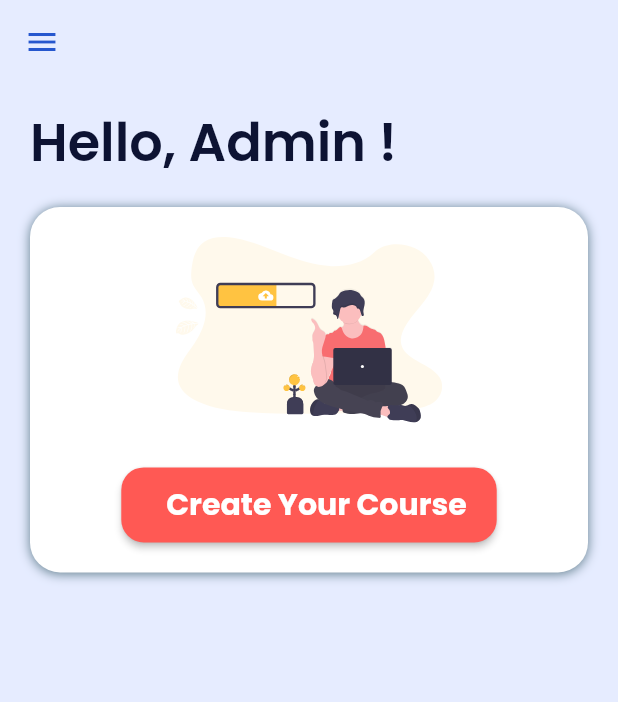
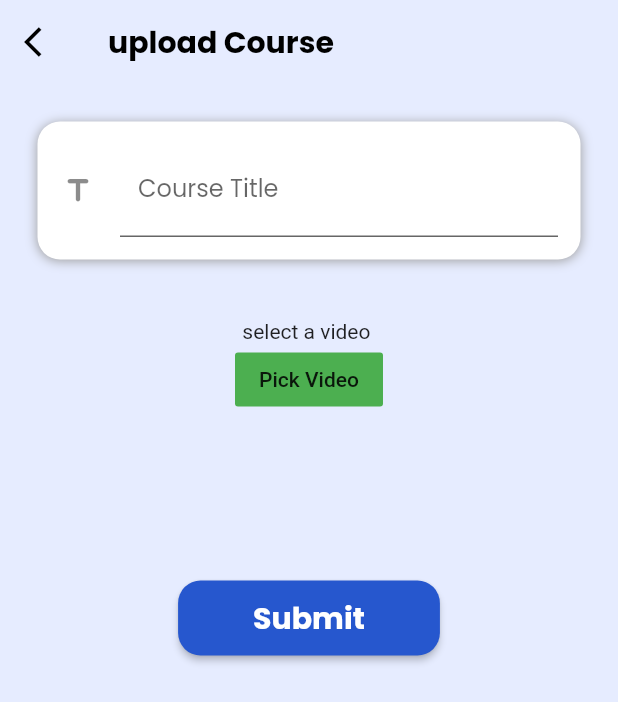
Before and after one commit to niyatipatel2711/e_learning_platform, a Flutter app: the AdminHomeScreen screen opened directly, after a tap on "Create Your Course", on a phone screen of 412 x 824 dp. Shown: the top 702 px of the screen. Run offline on Flutter 3.47's test engine with Material 2 defaults, Android fonts, the phone set to English and light mode, and no system bars; our stand-ins replace cloud_firestore, file_picker, firebase_auth, firebase_core, flutter_svg, form_field_validator and 5 more; accounts and stored records are empty.

Commit message:
course upload page

```diff
--- a/lib/admin/adminhomescreen.dart
+++ b/lib/admin/adminhomescreen.dart
@@ -1,7 +1,11 @@
+import 'dart:io' show File;
+
+import 'package:e_learning/admin/uploadCourse.dart';
 import 'package:e_learning/login_signup/login.dart';
 import 'package:flutter/material.dart';
 import 'package:flutter_svg/flutter_svg.dart';
 import 'package:google_fonts/google_fonts.dart';
+import 'package:image_picker/image_picker.dart';
 import 'dart:ui';
 
 import '../constants.dart';
@@ -14,6 +18,8 @@ class AdminHomeScreen extends StatefulWidget {
 }
 
 class _AdminHomeScreenState extends State<AdminHomeScreen> {
+
+
   @override
   Widget build(BuildContext context) {
     return Scaffold(
@@ -23,30 +29,33 @@ class _AdminHomeScreenState extends State<AdminHomeScreen> {
         elevation: 0,
         leading: IconButton(
           onPressed: () {},
-          icon: Icon(Icons.menu, color: blue,),
+          icon: Icon(
+            Icons.menu,
+            color: blue,
           ),
-        // actions: [
-        //   Padding(
-        //     padding: EdgeInsets.only(right: 10.0, top: 10, bottom: 10),
-        //     child: Container(
-        //       height: 35,
-        //       width: 100,
-        //       // ignore: deprecated_member_use
-        //       child: RaisedButton(
-        //         textColor: Colors.white,
-        //           color: Colors.red,
-        //         onPressed: () {
-        //           Route route = MaterialPageRoute(builder: (e)=> Login());
-        //           Navigator.pushReplacement(context, route);
-        //         },
-        //         child: Text("Logout"),
-        //         shape: new RoundedRectangleBorder(
-        //             borderRadius: new BorderRadius.circular(10.0),
-        //           ),
-        //       ),
-        //     ),
-        //   ),
-        // ],
+        ),
+        actions: [
+          Padding(
+            padding: EdgeInsets.only(right: 10.0, top: 10, bottom: 10),
+            child: Container(
+              height: 35,
+              width: 100,
+              // ignore: deprecated_member_use
+              child: RaisedButton(
+                textColor: Colors.white,
+                color: Colors.red,
+                onPressed: () {
+                  Route route = MaterialPageRoute(builder: (e) => Login());
+                  Navigator.pushReplacement(context, route);
+                },
+                child: Text("Logout"),
+                shape: new RoundedRectangleBorder(
+                  borderRadius: new BorderRadius.circular(10.0),
+                ),
+              ),
+            ),
+          ),
+        ],
       ),
       body: Padding(
         padding: const EdgeInsets.only(left: 20, top: 10, right: 20),
@@ -63,7 +72,9 @@ class _AdminHomeScreenState extends State<AdminHomeScreen> {
                     height: 1.2,
                     color: Color(0xff0D1333)),
               ),
-              SizedBox(height: 20,),
+              SizedBox(
+                height: 20,
+              ),
               Container(
                 width: MediaQuery.of(context).size.width,
                 decoration: BoxDecoration(
@@ -75,15 +86,14 @@ class _AdminHomeScreenState extends State<AdminHomeScreen> {
                         offset: Offset(0.0, 1.0),
                         color: Colors.blueGrey,
                       )
-                  ]
-                ),
+                    ]),
                 child: Padding(
                   padding: const EdgeInsets.all(20.0),
                   child: Column(
                     children: [
                       SvgPicture.asset(
                         'assets/upload.svg',
-                        height: MediaQuery.of(context).size.height *.15,
+                        height: MediaQuery.of(context).size.height * .15,
                         fit: BoxFit.cover,
                       ),
                       SizedBox(height: 30),
@@ -91,8 +101,66 @@ class _AdminHomeScreenState extends State<AdminHomeScreen> {
                       RaisedButton(
                         padding: EdgeInsets.only(
                             left: 30, top: 10, right: 20, bottom: 10),
-                        onPressed: (){
+                        onPressed: () {
+                          Navigator.push(context,MaterialPageRoute(builder:(context)=> uploadCourse()));
+                          // showDialog(
+                          //     barrierDismissible: true,
+                          //     context: context,
+                          //     builder: (BuildContext context) {
+                          //       return AlertDialog(
+                          //         shape: RoundedRectangleBorder(
+                          //           borderRadius: BorderRadius.all(
+                          //             Radius.circular(32),
+                          //           ),
+                          //         ),
+                          //         scrollable: true,
+                          //         title: Text('Course'),
+                          //         content: Padding(
+                          //           padding: const EdgeInsets.all(8.0),
+                          //           child: Form(
+                          //             child: Column(
+                          //               children: <Widget>[
+                          //                 TextFormField(
+                          //                   decoration: InputDecoration(
+                          //                     labelText: 'Course Title',
+                          //                     icon: Icon(Icons.title_rounded),
+                          //                   ),
+                          //                 ),
+                          //                 SizedBox(
+                          //                   height: 10,
+                          //                 ),
+                          //                 Container(
+                          //                   child: _video == null
+                          //                       ? Text("Video not Loaded")
+                          //                       : Image.file(
+                          //                           _video!,
+                          //                           height: 250,
+                          //                           width: 350,
+                          //                         ),
+                          //                 ),
 
+                          //                 RaisedButton(
+                          //                   onPressed: () {
+                          //                     getVideo();
+                          //                   },
+
+                          //                   child: Text('Select Video'),
+                          //                 ),
+
+                          //               ],
+                          //             ),
+                          //           ),
+                          //         ),
+                          //         actions: [
+                          //           // ignore: deprecated_member_use
+                          //           RaisedButton(
+                          //               child: Text("Submit"),
+                          //               onPressed: () {
+                          //                 // your code
+                          //               })
+                          //         ],
+                          //       );
+                          //     });
                         },
                         color: pink,
                         shape: new RoundedRectangleBorder(
@@ -107,8 +175,7 @@ class _AdminHomeScreenState extends State<AdminHomeScreen> {
                               style: GoogleFonts.poppins(
                                   fontSize: 20,
                                   fontWeight: FontWeight.bold,
-                                color: Colors.white
-                              ),
+                                  color: Colors.white),
                             ),
                           ],
                         ),
--- /dev/null
+++ b/lib/admin/uploadCourse.dart
@@ -0,0 +1,185 @@
+import 'dart:io' show File;
+import 'dart:typed_data';
+
+import 'package:flutter/material.dart';
+import 'package:google_fonts/google_fonts.dart';
+import 'package:image_picker/image_picker.dart';
+import 'package:video_player/video_player.dart';
+import 'package:file_picker/file_picker.dart';
+import '../constants.dart';
+
+class uploadCourse extends StatefulWidget {
+  const uploadCourse({Key? key}) : super(key: key);
+
+  @override
+  _uploadCourseState createState() => _uploadCourseState();
+}
+
+class _uploadCourseState extends State<uploadCourse> {
+  File? _video;
+  VideoPlayerController? _videoPlayerController;
+
+  _getVideo() async {
+    // final picker = ImagePicker();
+    FilePickerResult? pickedFile =
+        await FilePicker.platform.pickFiles(allowMultiple: true,type: FileType.custom,allowedExtensions: ['mp4']);
+
+      _video = pickedFile as File;
+  //   if (pickedFile != null) {
+  //     PlatformFile file = pickedFile.files.first;
+
+  //     print(file.name);
+  //  print(file.bytes);
+  //  print(file.size);
+  //  print(file.extension);
+  //  print(file.path);
+
+  //   Uint8List? fileBytes = pickedFile.files.first.bytes;
+  //   String fileName = pickedFile.files.first.name;
+  // }
+
+
+    _videoPlayerController = VideoPlayerController.file(_video)
+      ..initialize().then((_) {
+        setState(() {});
+        _videoPlayerController?.pause();
+      }); // imageFile = File(pickedFile.path);
+    // setState(() {
+    //   _video = File(pickedFile.toString());
+    // });
+  }
+
+  @override
+  Widget build(BuildContext context) {
+    return Scaffold(
+      backgroundColor: tooLightBlue,
+      appBar: AppBar(
+        title: Text(
+          "upload Course",
+          style: GoogleFonts.poppins(
+            fontSize: 20,
+            color: Colors.black,
+            fontWeight: FontWeight.bold,
+          ),
+        ),
+        leading: IconButton(
+          onPressed: () {
+            Navigator.pop(context);
+          },
+          icon: Icon(
+            Icons.arrow_back_ios,
+            color: Colors.black,
+          ),
+        ),
+        backgroundColor: Colors.transparent,
+        elevation: 0,
+      ),
+      body: SingleChildScrollView(
+        child: Container(
+          child: Column(
+            children: [
+              Form(
+                  child: Column(
+                children: [
+                  Padding(
+                    padding: const EdgeInsets.all(25.0),
+                    child: Container(
+                      decoration: BoxDecoration(
+                          borderRadius: BorderRadius.all(Radius.circular(15)),
+                          color: Colors.white,
+                          boxShadow: [
+                            BoxShadow(
+                              blurRadius: 6,
+                              offset: Offset(0.0, 1.0),
+                              color: Colors.grey,
+                            )
+                          ]),
+                      child: Row(
+                        children: [
+                          Flexible(
+                            child: Padding(
+                              padding: const EdgeInsets.all(15.0),
+                              child: TextFormField(
+                                style: GoogleFonts.poppins(color: blue),
+                                decoration: InputDecoration(
+                                  filled: true,
+                                  labelText: 'Course Title',
+                                  fillColor: Colors.transparent,
+                                  icon: Icon(Icons.title_rounded),
+                                  hintStyle:
+                                      GoogleFonts.poppins(color: darkBlue),
+                                ),
+                              ),
+                            ),
+                          )
+                        ],
+                      ),
+                    ),
+                  ),
+                  SizedBox(
+                    height: 15,
+                  ),
+                  Container(
+                    width: MediaQuery.of(context).size.width * .9,
+                    decoration: BoxDecoration(
+                      borderRadius: BorderRadius.all(Radius.circular(15)),
+                    ),
+                    child: Column(
+                      children: [
+                        if (_video != null)
+                          _videoPlayerController!.value.initialized
+                              ? AspectRatio(
+                                  aspectRatio:
+                                      _videoPlayerController!.value.aspectRatio,
+                                  child: VideoPlayer(_videoPlayerController),
+                                )
+                              : Container()
+                        else
+                          Text("select a video "),
+                        FlatButton(
+                          color: Colors.green,
+                          onPressed: () {
+                            _getVideo();
+                          },
+                          child: Text("Pick Video"),
+                        ),
+                      ],
+                    ),
+                  ),
+                  SizedBox(
+                    height: 100,
+                  ),
+                  InkWell(
+                    onTap: () {},
+                    child: Container(
+                      padding: EdgeInsets.all(10),
+                      decoration: BoxDecoration(
+                        borderRadius: BorderRadius.all(Radius.circular(15)),
+                      ),
+                      child: RaisedButton(
+                        padding: EdgeInsets.only(
+                            left: 50, top: 10, right: 50, bottom: 10),
+                        onPressed: () {},
+                        color: Color(0xff2657ce),
+                        shape: new RoundedRectangleBorder(
+                          borderRadius: new BorderRadius.circular(15.0),
+                        ),
+                        child: Text(
+                          "Submit",
+                          style: GoogleFonts.poppins(
+                              fontSize: 20,
+                              fontWeight: FontWeight.bold,
+                              color: Colors.white),
+                        ),
+                      ),
+                    ),
+                  )
+                ],
+              ))
+            ],
+          ),
+        ),
+      ),
+    );
+  }
+}
--- a/lib/drawer.dart
+++ b/lib/drawer.dart
@@ -1,4 +1,3 @@
-import 'package:e_learning/AdminStart.dart';
 import 'package:e_learning/login_signup/login.dart';
 import 'package:e_learning/profile.dart';
 import 'package:firebase_auth/firebase_auth.dart';
--- a/lib/login_signup/login.dart
+++ b/lib/login_signup/login.dart
@@ -1,4 +1,3 @@
-import 'package:e_learning/AdminStart.dart';
 import 'package:e_learning/HomeScreen.dart';
 import 'package:e_learning/constants.dart';
 import 'package:e_learning/login_signup/adminlogin.dart';
@@ -477,7 +476,7 @@ class _LoginState extends State<Login> {
                                   Navigator.push(
                                 context,
                                 MaterialPageRoute(
-                                    builder: (context) => AdminStart()));
+                                    builder: (context) => Adminlogin()));
                                 },
                                 child: Container(
                                   width: 100,
--- a/pubspec.yaml
+++ b/pubspec.yaml
@@ -39,6 +39,9 @@ dependencies:
   cloud_firestore: ^2.2.2
   provider: ^5.0.0
   network:
+  image_picker: ^0.7.0
+  video_player: ^0.10.2+1
+  file_picker:
 
 dev_dependencies:
   flutter_test:
```
Also changed, not shown: lib/login_signup/adminlogin.dart (+51 -6 lines), pubspec.lock. Lines whose indentation alone changed are shown as unchanged.
